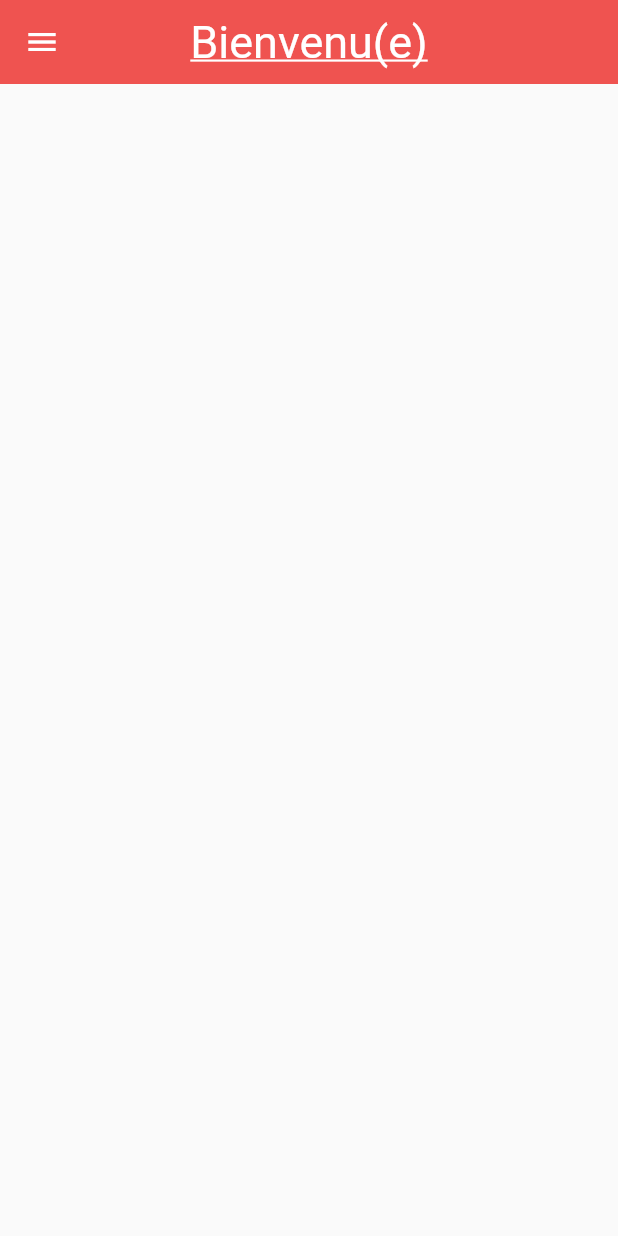
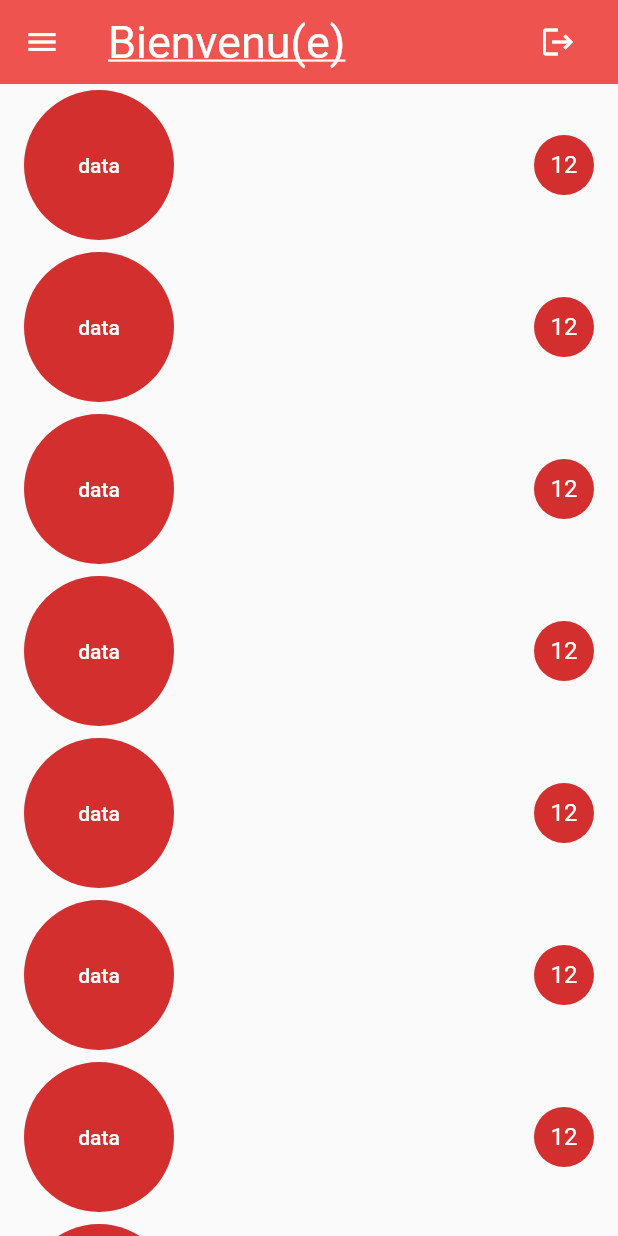
Before and after one commit to mamadou99sene/Flutter_App_ClientRv, a Flutter app: the App screen opened by its route, on a phone screen of 412 x 824 dp. Run offline on Flutter 3.47's test engine with Material 2 defaults, Android fonts, the phone set to English and light mode, and no system bars; our stand-ins replace flutter_spinkit.

Commit message:
ajout du boutton de deconnexion

```diff
--- a/lib/App.dart
+++ b/lib/App.dart
@@ -13,12 +13,22 @@ class App extends StatelessWidget {
         create: (context) => ProviderCovid(),
         child: Scaffold(
           appBar: AppBar(
-            title: Text(
-              "Bienvenu(e)",
-              style: TextStyle(
-                  fontSize: 30,
-                  fontStyle: FontStyle.normal,
-                  fontWeight: FontWeight.normal),
+            title: Row(
+              mainAxisAlignment: MainAxisAlignment.spaceBetween,
+              children: [
+                Text(
+                  "Bienvenu(e)",
+                  style: TextStyle(
+                      fontSize: 30,
+                      fontStyle: FontStyle.normal,
+                      fontWeight: FontWeight.normal),
+                ),
+                IconButton(
+                    onPressed: () {
+                      Navigator.pop(context);
+                    },
+                    icon: Icon(Icons.logout))
+              ],
             ),
             backgroundColor: Colors.red[400],
             elevation: 0,
@@ -26,6 +36,31 @@ class App extends StatelessWidget {
             titleTextStyle: TextStyle(decoration: TextDecoration.underline),
           ),
           drawer: MyDrawer(),
+          body: ListView.builder(
+              scrollDirection: Axis.vertical,
+              itemCount: 20,
+              itemBuilder: (context, index) {
+                return ListTile(
+                  title: Row(
+                    mainAxisAlignment: MainAxisAlignment.spaceBetween,
+                    children: [
+                      CircleAvatar(
+                        radius: 50,
+                        child: TextButton(
+                          onPressed: () {},
+                          child: Text(
+                            "data",
+                            style: TextStyle(color: Colors.white),
+                          ),
+                        ),
+                      ),
+                      CircleAvatar(
+                        child: Text(("12")),
+                      )
+                    ],
+                  ),
+                );
+              }),
         ));
   }
 }
```
